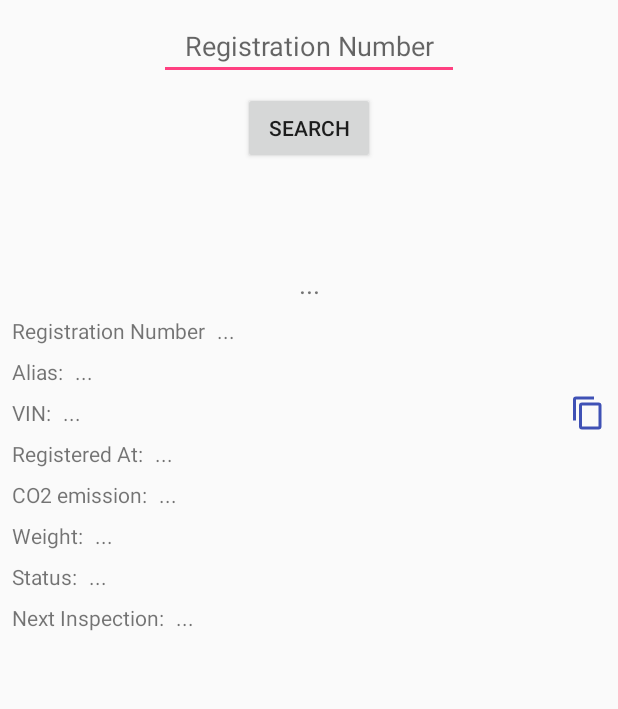
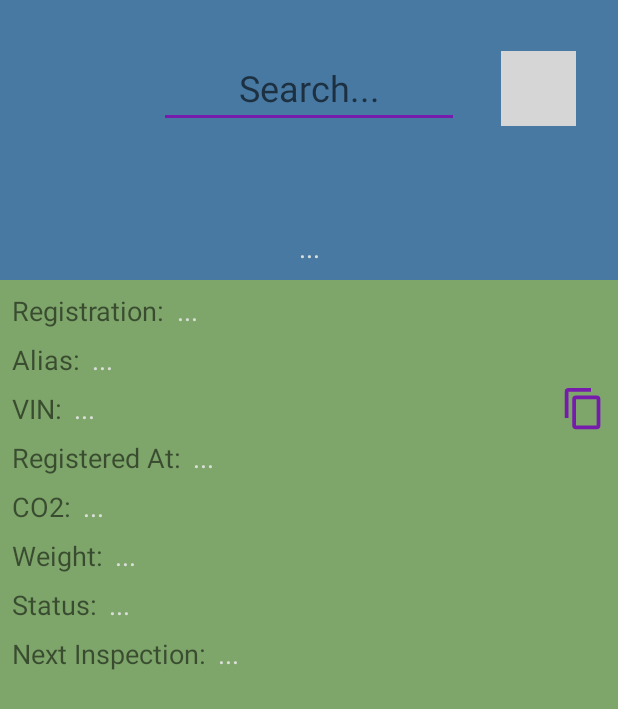
Before and after one commit to jacek-markowski/CarInfoIceland, an Android app: the layout activity_main.xml on its own in the app's theme, with its tools: preview values and no code run, on a phone screen of 412 x 824 dp. Shown: the top 709 px of the screen. Run offline under Robolectric (Android 15) with nearby library versions, the phone set to English and light mode, and no system bars; grey boxes are pictures that could not be loaded.

Commit message:
ui improvements, version 1.02

```diff
--- a/app/build.gradle
+++ b/app/build.gradle
@@ -12,8 +12,8 @@ android {
         applicationId "is.markowski.jacek.vehicle.registration.plates.of.iceland"
         minSdkVersion 15
         targetSdkVersion 27
-        versionCode 4
-        versionName "1.01"
+        versionCode 5
+        versionName "1.02"
         testInstrumentationRunner "android.support.test.runner.AndroidJUnitRunner"
     }
     buildTypes {
--- a/app/src/main/java/is/markowski/jacek/vehicle/registration/plates/of/iceland/MainActivity.kt
+++ b/app/src/main/java/is/markowski/jacek/vehicle/registration/plates/of/iceland/MainActivity.kt
@@ -20,9 +20,10 @@ class MainActivity : AppCompatActivity() {
 
     override fun onCreate(savedInstanceState: Bundle?) {
         super.onCreate(savedInstanceState)
+        supportActionBar!!.hide()
         setContentView(R.layout.activity_main)
-        bt_search.isEnabled = true
-        bt_search.setOnClickListener { v ->
+        ibt_search.isEnabled = true
+        ibt_search.setOnClickListener { v ->
             val plateNumber: String = ed_search_number.text.toString()
             Thread.sleep(100)
             Query.query(this,
--- a/app/src/main/res/layout/activity_main.xml
+++ b/app/src/main/res/layout/activity_main.xml
@@ -4,71 +4,19 @@
     xmlns:tools="http://schemas.android.com/tools"
     android:layout_width="match_parent"
     android:layout_height="match_parent"
+    android:background="@color/colorBack"
     tools:context=".MainActivity">
 
-    <ImageView
-        android:id="@+id/img_brand"
-        android:layout_width="50dp"
-        android:layout_height="50dp"
-        android:layout_marginEnd="8dp"
-        android:layout_marginLeft="8dp"
-        android:layout_marginRight="8dp"
-        android:layout_marginStart="8dp"
+    <android.support.constraint.ConstraintLayout
+        android:layout_width="0dp"
+        android:layout_height="0dp"
         android:layout_marginTop="8dp"
+        android:background="@color/colorBack2"
         android:visibility="visible"
+        app:layout_constraintBottom_toBottomOf="parent"
         app:layout_constraintEnd_toEndOf="parent"
         app:layout_constraintStart_toStartOf="parent"
-        app:layout_constraintTop_toBottomOf="@+id/bt_search"
-        app:srcCompat="@android:color/transparent" />
-
-    <TextView
-        android:id="@+id/tv_brand_name"
-        android:layout_width="0dp"
-        android:layout_height="27dp"
-        android:layout_marginEnd="8dp"
-        android:layout_marginLeft="8dp"
-        android:layout_marginRight="8dp"
-        android:layout_marginStart="8dp"
-        android:layout_marginTop="8dp"
-        android:gravity="center"
-        android:text="..."
-        android:textSize="18sp"
-        app:layout_constraintEnd_toEndOf="parent"
-        app:layout_constraintStart_toStartOf="parent"
-        app:layout_constraintTop_toBottomOf="@+id/img_brand" />
-
-    <EditText
-        android:id="@+id/ed_search_number"
-        android:layout_width="200dp"
-        android:layout_height="wrap_content"
-        android:layout_marginEnd="16dp"
-        android:layout_marginLeft="16dp"
-        android:layout_marginRight="16dp"
-        android:layout_marginStart="16dp"
-        android:layout_marginTop="8dp"
-        android:gravity="center"
-        android:hint="Registration Number"
-        android:singleLine="true"
-        android:textAllCaps="true"
-        android:inputType="textCapCharacters"
-        android:textSize="18sp"
-        app:layout_constraintEnd_toEndOf="parent"
-        app:layout_constraintStart_toStartOf="parent"
-        app:layout_constraintTop_toTopOf="parent" />
-
-    <Button
-        android:id="@+id/bt_search"
-        android:layout_width="wrap_content"
-        android:layout_height="wrap_content"
-        android:layout_marginEnd="8dp"
-        android:layout_marginLeft="8dp"
-        android:layout_marginRight="8dp"
-        android:layout_marginStart="8dp"
-        android:layout_marginTop="8dp"
-        android:text="Search"
-        app:layout_constraintEnd_toEndOf="parent"
-        app:layout_constraintStart_toStartOf="parent"
-        app:layout_constraintTop_toBottomOf="@+id/ed_search_number" />
+        app:layout_constraintTop_toBottomOf="@+id/tv_brand_name">
 
         <TextView
             android:id="@+id/textView3"
@@ -78,7 +26,8 @@
             android:layout_marginStart="8dp"
             android:layout_marginTop="8dp"
             android:text="Next Inspection:"
-        android:textSize="14sp"
+            android:textSize="18sp"
+            android:visibility="visible"
             app:layout_constraintStart_toStartOf="parent"
             app:layout_constraintTop_toBottomOf="@+id/textView11" />
 
@@ -90,7 +39,7 @@
             android:layout_marginStart="8dp"
             android:layout_marginTop="8dp"
             android:text="Status:"
-        android:textSize="14sp"
+            android:textSize="18sp"
             app:layout_constraintStart_toStartOf="parent"
             app:layout_constraintTop_toBottomOf="@+id/textView10" />
 
@@ -102,7 +51,7 @@
             android:layout_marginStart="8dp"
             android:layout_marginTop="8dp"
             android:text="Weight:"
-        android:textSize="14sp"
+            android:textSize="18sp"
             app:layout_constraintStart_toStartOf="parent"
             app:layout_constraintTop_toBottomOf="@+id/textView9" />
 
@@ -113,8 +62,8 @@
             android:layout_marginLeft="8dp"
             android:layout_marginStart="8dp"
             android:layout_marginTop="8dp"
-        android:text="CO2 emission:"
-        android:textSize="14sp"
+            android:text="CO2:"
+            android:textSize="18sp"
             app:layout_constraintStart_toStartOf="parent"
             app:layout_constraintTop_toBottomOf="@+id/textView8" />
 
@@ -126,7 +75,7 @@
             android:layout_marginStart="8dp"
             android:layout_marginTop="8dp"
             android:text="Registered At:"
-        android:textSize="14sp"
+            android:textSize="18sp"
             app:layout_constraintStart_toStartOf="parent"
             app:layout_constraintTop_toBottomOf="@+id/textView7" />
 
@@ -138,7 +87,7 @@
             android:layout_marginStart="8dp"
             android:layout_marginTop="8dp"
             android:text="VIN:"
-        android:textSize="14sp"
+            android:textSize="18sp"
             app:layout_constraintStart_toStartOf="parent"
             app:layout_constraintTop_toBottomOf="@+id/textView6" />
 
@@ -150,7 +99,7 @@
             android:layout_marginStart="8dp"
             android:layout_marginTop="8dp"
             android:text="Alias:"
-        android:textSize="14sp"
+            android:textSize="18sp"
             app:layout_constraintStart_toStartOf="parent"
             app:layout_constraintTop_toBottomOf="@+id/textView111" />
 
@@ -161,10 +110,10 @@
             android:layout_marginLeft="8dp"
             android:layout_marginStart="8dp"
             android:layout_marginTop="8dp"
-        android:text="Registration Number"
-        android:textSize="14sp"
+            android:text="Registration:"
+            android:textSize="18sp"
             app:layout_constraintStart_toStartOf="parent"
-        app:layout_constraintTop_toBottomOf="@+id/tv_brand_name" />
+            app:layout_constraintTop_toTopOf="parent" />
 
         <TextView
             android:id="@+id/tv_registration_number"
@@ -175,6 +124,8 @@
             android:layout_marginRight="8dp"
             android:layout_marginStart="8dp"
             android:text="..."
+            android:textColor="@color/colorText"
+            android:textSize="18sp"
             android:visibility="visible"
             app:layout_constraintEnd_toEndOf="parent"
             app:layout_constraintStart_toEndOf="@+id/textView111"
@@ -190,6 +141,8 @@
             android:layout_marginRight="8dp"
             android:layout_marginStart="8dp"
             android:text="..."
+            android:textColor="@color/colorText"
+            android:textSize="18sp"
             app:layout_constraintEnd_toEndOf="parent"
             app:layout_constraintStart_toEndOf="@+id/textView6"
             app:layout_constraintTop_toTopOf="@+id/textView6"
@@ -204,6 +157,8 @@
             android:layout_marginRight="8dp"
             android:layout_marginStart="8dp"
             android:text="..."
+            android:textColor="@color/colorText"
+            android:textSize="18sp"
             app:layout_constraintEnd_toStartOf="@+id/ibt_copy_vin"
             app:layout_constraintStart_toEndOf="@+id/textView7"
             app:layout_constraintTop_toTopOf="@+id/textView7"
@@ -218,6 +173,8 @@
             android:layout_marginRight="8dp"
             android:layout_marginStart="8dp"
             android:text="..."
+            android:textColor="@color/colorText"
+            android:textSize="18sp"
             app:layout_constraintEnd_toEndOf="parent"
             app:layout_constraintStart_toEndOf="@+id/textView8"
             app:layout_constraintTop_toTopOf="@+id/textView8"
@@ -232,6 +189,8 @@
             android:layout_marginRight="8dp"
             android:layout_marginStart="8dp"
             android:text="..."
+            android:textColor="@color/colorText"
+            android:textSize="18sp"
             app:layout_constraintEnd_toEndOf="parent"
             app:layout_constraintStart_toEndOf="@+id/textView9"
             app:layout_constraintTop_toTopOf="@+id/textView9"
@@ -246,6 +205,8 @@
             android:layout_marginRight="8dp"
             android:layout_marginStart="8dp"
             android:text="..."
+            android:textColor="@color/colorText"
+            android:textSize="18sp"
             app:layout_constraintEnd_toEndOf="parent"
             app:layout_constraintStart_toEndOf="@+id/textView10"
             app:layout_constraintTop_toTopOf="@+id/textView10"
@@ -260,6 +221,8 @@
             android:layout_marginRight="8dp"
             android:layout_marginStart="8dp"
             android:text="..."
+            android:textColor="@color/colorText"
+            android:textSize="18sp"
             app:layout_constraintEnd_toEndOf="parent"
             app:layout_constraintStart_toEndOf="@+id/textView11"
             app:layout_constraintTop_toTopOf="@+id/textView11"
@@ -274,6 +237,8 @@
             android:layout_marginRight="8dp"
             android:layout_marginStart="8dp"
             android:text="..."
+            android:textColor="@color/colorText"
+            android:textSize="18sp"
             app:layout_constraintEnd_toEndOf="parent"
             app:layout_constraintStart_toEndOf="@+id/textView3"
             app:layout_constraintTop_toTopOf="@+id/textView3"
@@ -281,15 +246,86 @@
 
         <ImageButton
             android:id="@+id/ibt_copy_vin"
-        android:layout_width="wrap_content"
-        android:layout_height="wrap_content"
+            android:layout_width="30dp"
+            android:layout_height="30dp"
             android:layout_marginEnd="8dp"
             android:layout_marginRight="8dp"
             android:background="@android:color/transparent"
             android:scaleType="fitCenter"
-        android:tint="@color/colorPrimary"
+            android:tint="@color/colorAccent"
             app:layout_constraintBottom_toBottomOf="@+id/tv_vin"
             app:layout_constraintEnd_toEndOf="parent"
             app:layout_constraintTop_toTopOf="@+id/tv_vin"
             app:srcCompat="@drawable/content_copy" />
     </android.support.constraint.ConstraintLayout>
+
+    <ImageView
+        android:id="@+id/img_brand"
+        android:layout_width="50dp"
+        android:layout_height="50dp"
+        android:layout_marginEnd="8dp"
+        android:layout_marginLeft="8dp"
+        android:layout_marginRight="8dp"
+        android:layout_marginStart="8dp"
+        android:layout_marginTop="8dp"
+        android:visibility="visible"
+        app:layout_constraintEnd_toEndOf="parent"
+        app:layout_constraintStart_toStartOf="parent"
+        app:layout_constraintTop_toBottomOf="@+id/ed_search_number"
+        app:srcCompat="@android:color/transparent" />
+
+    <TextView
+        android:id="@+id/tv_brand_name"
+        android:layout_width="0dp"
+        android:layout_height="27dp"
+        android:layout_marginEnd="8dp"
+        android:layout_marginLeft="8dp"
+        android:layout_marginRight="8dp"
+        android:layout_marginStart="8dp"
+        android:layout_marginTop="8dp"
+        android:gravity="center"
+        android:text="..."
+        android:textColor="@color/colorText"
+        android:textSize="18sp"
+        app:layout_constraintEnd_toEndOf="parent"
+        app:layout_constraintStart_toStartOf="parent"
+        app:layout_constraintTop_toBottomOf="@+id/img_brand" />
+
+    <EditText
+        android:id="@+id/ed_search_number"
+        android:layout_width="200dp"
+        android:layout_height="wrap_content"
+        android:layout_marginEnd="16dp"
+        android:layout_marginLeft="16dp"
+        android:layout_marginRight="16dp"
+        android:layout_marginStart="16dp"
+        android:layout_marginTop="32dp"
+        android:gravity="center"
+        android:hint="Search..."
+        android:inputType="text|textCapCharacters"
+        android:singleLine="true"
+        android:textAllCaps="true"
+        android:textColor="@color/colorText"
+        android:textSize="24sp"
+        app:layout_constraintEnd_toEndOf="parent"
+        app:layout_constraintStart_toStartOf="parent"
+        app:layout_constraintTop_toTopOf="parent" />
+
+
+    <ImageButton
+        android:id="@+id/ibt_search"
+        android:layout_width="50dp"
+        android:layout_height="50dp"
+        android:layout_marginEnd="8dp"
+        android:layout_marginLeft="8dp"
+        android:layout_marginRight="8dp"
+        android:layout_marginStart="8dp"
+        android:background="@android:color/transparent"
+        android:scaleType="centerCrop"
+        android:tint="@color/colorAccent"
+        app:layout_constraintBottom_toBottomOf="@+id/ed_search_number"
+        app:layout_constraintEnd_toEndOf="parent"
+        app:layout_constraintStart_toEndOf="@+id/ed_search_number"
+        app:layout_constraintTop_toTopOf="@+id/ed_search_number"
+        app:srcCompat="@drawable/ic_search" />
+</android.support.constraint.ConstraintLayout>
--- a/app/src/main/res/values/colors.xml
+++ b/app/src/main/res/values/colors.xml
@@ -2,5 +2,8 @@
 <resources>
     <color name="colorPrimary">#3f51b5</color>
     <color name="colorPrimaryDark">#303F9F</color>
-    <color name="colorAccent">#FF4081</color>
+    <color name="colorAccent">#761bab</color>
+    <color name="colorBack">#ec3a6f9b</color>
+    <color name="colorBack2">#7ea66a</color>
+    <color name="colorText">#daded9</color>
 </resources>
```
Lines whose indentation alone changed are shown as unchanged.
